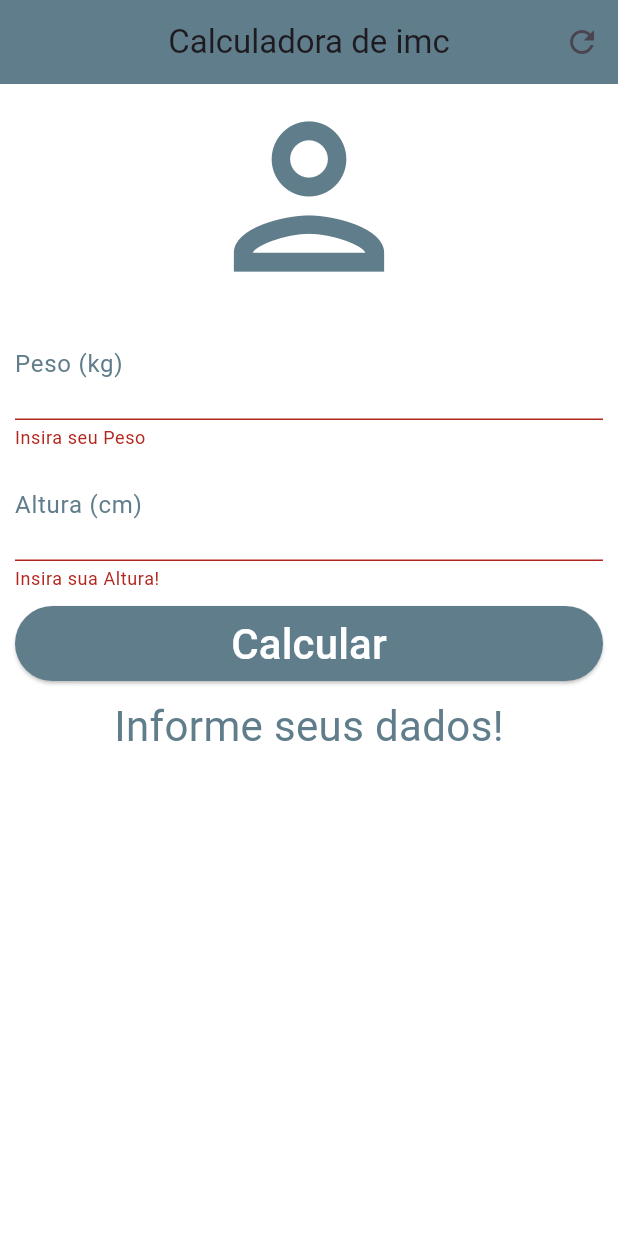
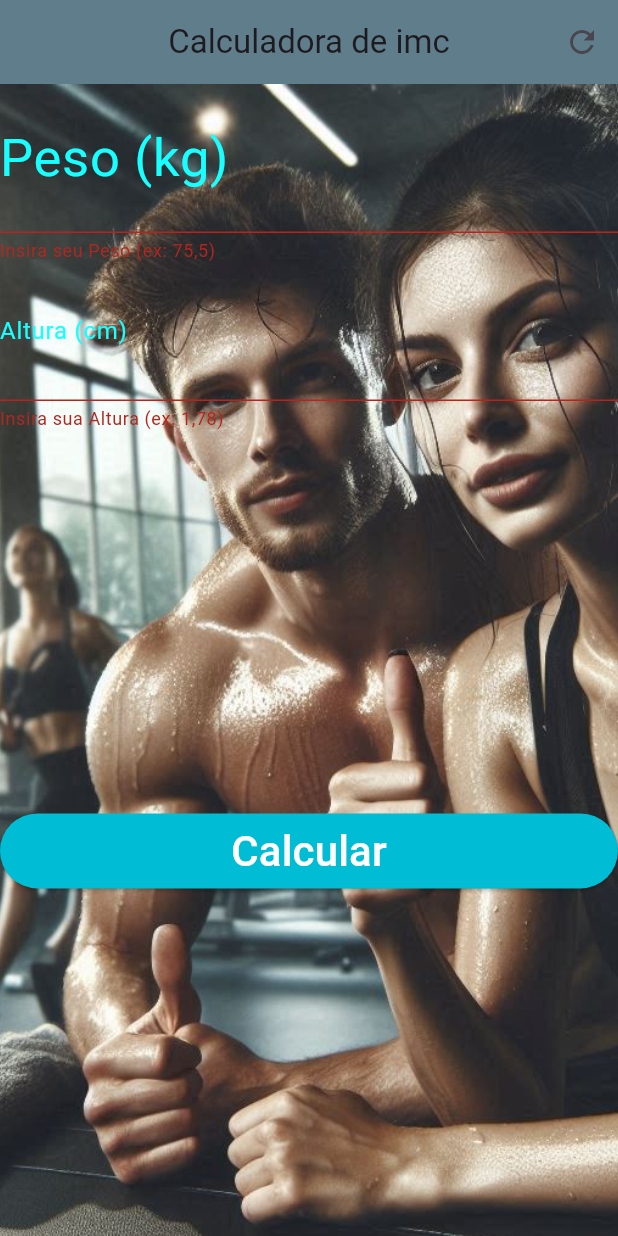
Before and after one commit to IrandevWolf/calculadora_mc, a Flutter app: the screen it shows after launch, after a tap on "Calcular", on a phone screen of 412 x 824 dp. Run offline on Flutter 3.47's test engine with Material 3 defaults, Android fonts, the light colour scheme and no system bars.

Commit message:
add *Coloquei imagem de fundo *Mudei o icon do app *Mudei o nome do app *Fiz o tratamento da virgula em peso e altura *Coloquei o hintTexte  ex;para usar virgula *Usei um validator para quando usarem ponto e não vírgula.

```diff
--- a/lib/main.dart
+++ b/lib/main.dart
@@ -1,9 +1,12 @@
 import 'package:flutter/material.dart';
 
 void main() {
-  runApp(const MaterialApp(
+  runApp(MaterialApp(
     debugShowCheckedModeBanner: false,
     home: Home(),
+    theme: ThemeData(
+      errorColor: Colors.red, // Define a cor do texto de erro para vermelho
+    ),
   ));
 }
 
@@ -31,8 +34,10 @@
 
   void _calculate() {
     setState(() {
-      double weight = double.parse(weightController.text);
-      double height = double.parse(heightController.text) / 100;
+      double weight = double.parse(weightController.text.replaceAll(",", "."));
+      double height = double.parse(
+              heightController.text.replaceAll(",", "").replaceAll(",", ".")) /
+          100;
       double imc = weight / (height * height);
 
       if (imc < 18.6) {
@@ -67,25 +72,40 @@
       ),
       backgroundColor: Colors.white,
       body: SingleChildScrollView(
-          padding: const EdgeInsets.fromLTRB(10.0, 0.0, 10.0, 0.0),
+          padding: const EdgeInsets.fromLTRB(00.0, 0.0, 00.0, 0.0),
           child: Form(
             key: _formKey,
+            child: Container(
+              decoration: const BoxDecoration(
+                image: DecorationImage(
+                  image: AssetImage('assets/imagens/fundo imc.jpg'),
+                  fit: BoxFit.cover,
+                ),
+              ),
               child: Column(
                 crossAxisAlignment: CrossAxisAlignment.stretch,
                 children: <Widget>[
-                const Icon(Icons.person_outlined,
-                    size: 150.0, color: Colors.blueGrey),
+                  //const Icon(Icons.person_outlined,
+                  // size: 300.0, color: Colors.cyanAccent),
                   TextFormField(
                     keyboardType: TextInputType.number,
                     decoration: const InputDecoration(
                       labelText: "Peso (kg)",
-                      labelStyle: TextStyle(color: Colors.blueGrey)),
+                      labelStyle:
+                          TextStyle(color: Colors.cyanAccent, fontSize: 35.0),
+                      hintText: "use vírgula, ex: 70,500",
+                    ),
                     textAlign: TextAlign.center,
-                  style: TextStyle(color: Colors.blueGrey, fontSize: 28.0),
+                    style: const TextStyle(
+                        color: Colors.cyanAccent, fontSize: 35.0),
                     controller: weightController,
+
                     validator: (value) {
-                    if (value== null || value.isEmpty) {
-                      return "Insira seu Peso";
+                      if (value == null || value.isEmpty) {
+                        return "Insira seu Peso (ex: 75,5)";
+                      }
+                      if (value.contains('.')) {
+                        return "Use vírgula  ex: 75,500";
                       }
                       return null;
                     },
@@ -94,19 +114,28 @@
                     keyboardType: TextInputType.number,
                     decoration: const InputDecoration(
                       labelText: "Altura (cm)",
-                      labelStyle: TextStyle(color: Colors.blueGrey)),
+                      labelStyle: TextStyle(color: Colors.cyanAccent),
+                      hintText: "use vírgula, ex: 1,75",
+                    ),
                     textAlign: TextAlign.center,
-                  style: TextStyle(color: Colors.blueGrey, fontSize: 28.0),
+                    style: TextStyle(
+                      color: Colors.cyanAccent,
+                      fontSize: 40.0,
+                    ),
                     controller: heightController,
+
                     validator: (value) {
-                    if (value== null || value.isEmpty) {
-                      return "Insira sua Altura!";
+                      if (value == null || value.isEmpty) {
+                        return "Insira sua Altura (ex: 1,78)";
+                      }
+                      if (value.contains('.')) {
+                        return "Use vírgula não ponto ex: 1,78";
                       }
                       return null;
                     },
                   ),
                   Padding(
-                  padding: EdgeInsets.only(top: 10.0, bottom: 10.0),
+                    padding: EdgeInsets.only(top: 255.0, bottom: 255.0),
                     child: Container(
                         height: 50.0,
                         child: ElevatedButton(
@@ -117,19 +146,21 @@
                           },
                           child: Text(
                             "Calcular",
-                          style: TextStyle(color: Colors.white, fontSize: 28.0),
+                            style:
+                                TextStyle(color: Colors.white, fontSize: 28.0),
                           ),
                           style: ElevatedButton.styleFrom(
-                          backgroundColor: Colors.blueGrey,
+                            backgroundColor: Colors.cyan,
                           ),
                         )),
                   ),
                   Text(
                     _infoText,
                     textAlign: TextAlign.center,
-                  style: TextStyle(color: Colors.blueGrey, fontSize: 28.0),
+                    style: TextStyle(color: Colors.cyanAccent, fontSize: 28.0),
                   )
                 ],
+              ),
             ),
           )),
     );
```
Also changed, not shown: pubspec.yaml (+10 -0 lines), assets/imagens/fundo imc.jpg (added), pubspec.lock, 21 other files. Lines whose indentation alone changed are shown as unchanged.
